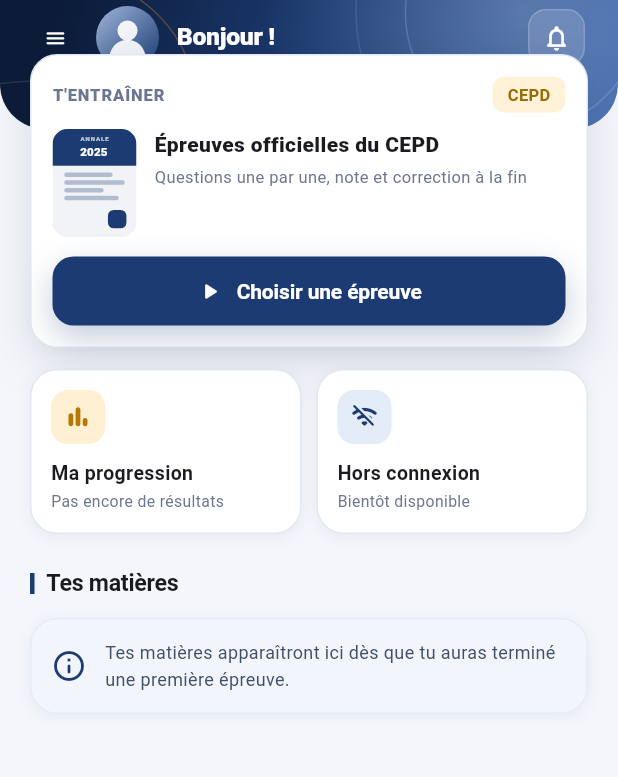
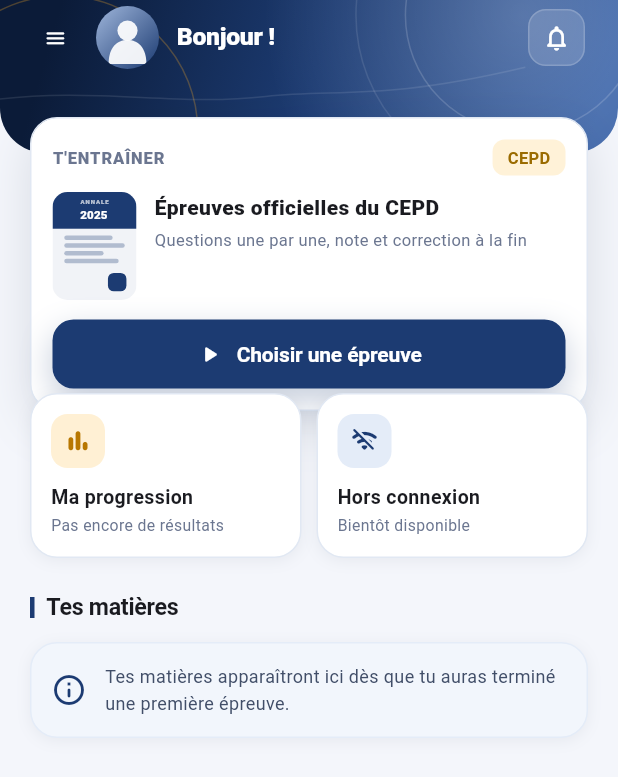
Before and after one commit to XB19/Examo-app, a Flutter app: the HomeScreen screen opened directly, on a phone screen of 412 x 824 dp. Shown: the top 777 px of the screen. Run offline on Flutter 3.47's test engine with Material 3 defaults, Android fonts, the phone set to English and light mode, and no system bars; our stand-ins replace flutter_tts, image_picker, shared_preferences, speech_to_text; accounts and stored records are empty.

Commit message:
Corrige le chevauchement excessif de l'en-tête sur l'accueil (état vide)
Le padding/décalage de la carte "T'entraîner" était resté calé sur
l'ancien en-tête, plus grand : une fois l'en-tête raccourci (commit
précédent), la carte remontait par-dessus la quasi-totalité du dégradé,
ne laissant dépasser que la ligne "Bonjour !".

Co-Authored-By: Claude Sonnet 5 <noreply@anthropic.com>

```diff
--- a/lib/screens/home_screen.dart
+++ b/lib/screens/home_screen.dart
@@ -32,7 +32,7 @@ class HomeScreen extends StatelessWidget {
               children: [
                 GradientHeaderShell(
                   borderRadius: const BorderRadius.vertical(bottom: Radius.circular(30)),
-                  padding: EdgeInsets.only(bottom: hasHistory ? 60 : 40),
+                  padding: EdgeInsets.only(bottom: hasHistory ? 60 : 56),
                   child: Column(
                     crossAxisAlignment: CrossAxisAlignment.stretch,
                     children: [
@@ -104,7 +104,7 @@ class HomeScreen extends StatelessWidget {
                   ),
                 ),
                 Transform.translate(
-                  offset: const Offset(0, -50),
+                  offset: Offset(0, hasHistory ? -50 : -24),
                   child: Padding(
                     padding: const EdgeInsets.symmetric(horizontal: 20),
                     child: AppCard(
```
